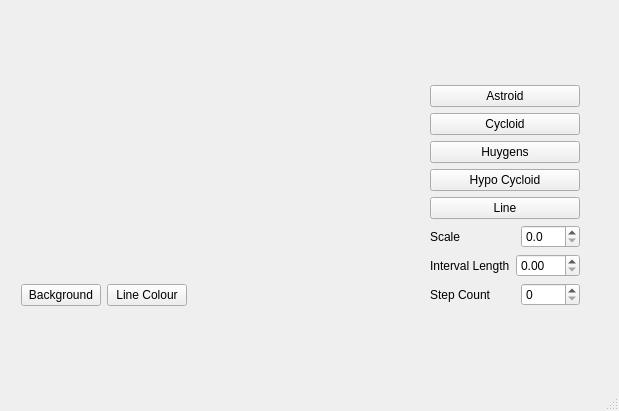
Old version of the form mainwindow.ui in the repository rak10/Qt-Curves.
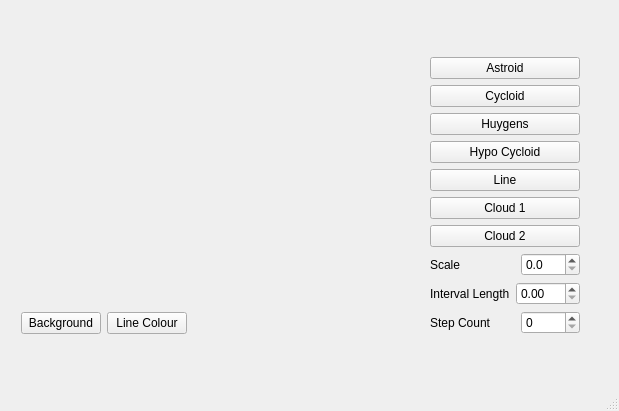
New version of the form. Custom widgets are drawn as their Qt base class.

Commit message: 15. Added two new Cloud shapes

What changed in the file:
```diff
--- a/mainwindow.ui
+++ b/mainwindow.ui
@@ -14,7 +14,7 @@
    <string>MainWindow</string>
   </property>
   <widget class="QWidget" name="centralWidget">
-   <widget class="QWidget" name="">
+   <widget class="QWidget" name="layoutWidget">
     <property name="geometry">
      <rect>
       <x>10</x>
@@ -99,6 +99,20 @@
          </property>
         </widget>
        </item>
+       <item>
+        <widget class="QPushButton" name="btnCloud">
+         <property name="text">
+          <string>Cloud 1</string>
+         </property>
+        </widget>
+       </item>
+       <item>
+        <widget class="QPushButton" name="btnCloud2">
+         <property name="text">
+          <string>Cloud 2</string>
+         </property>
+        </widget>
+       </item>
        <item>
         <layout class="QHBoxLayout" name="horizontalLayout">
          <item>
```
The commit also changes 4 other files.
